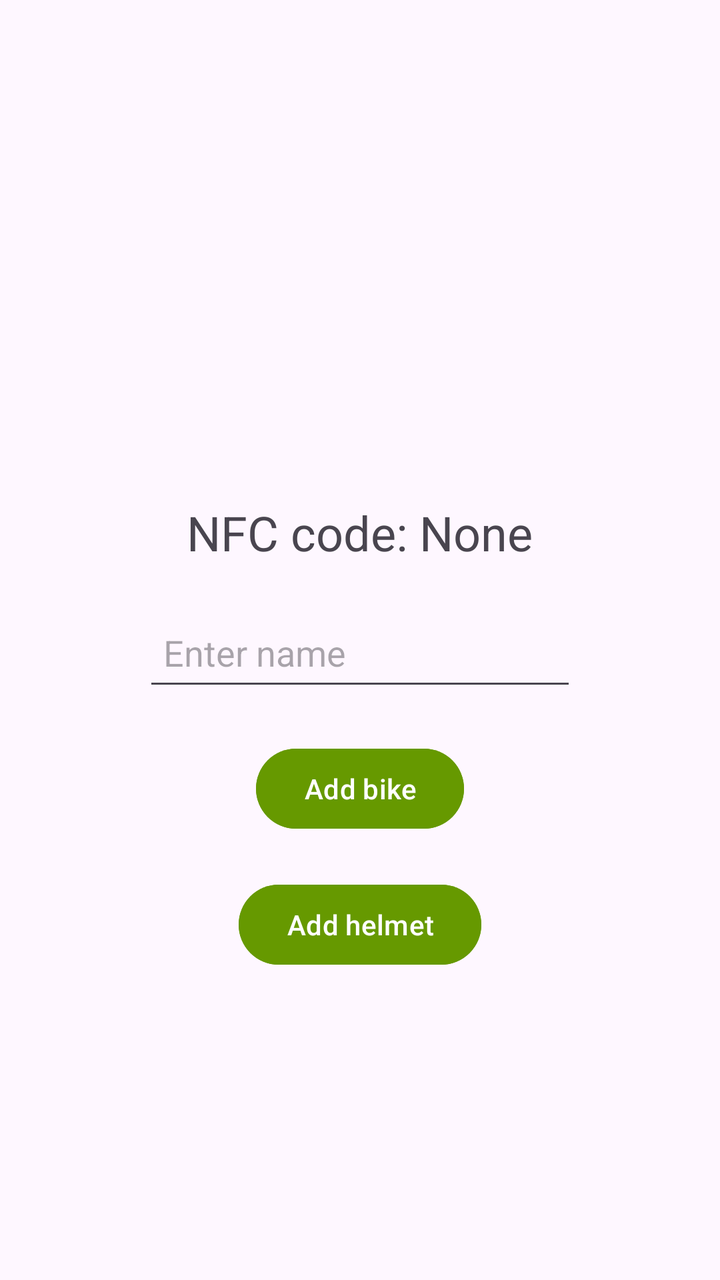
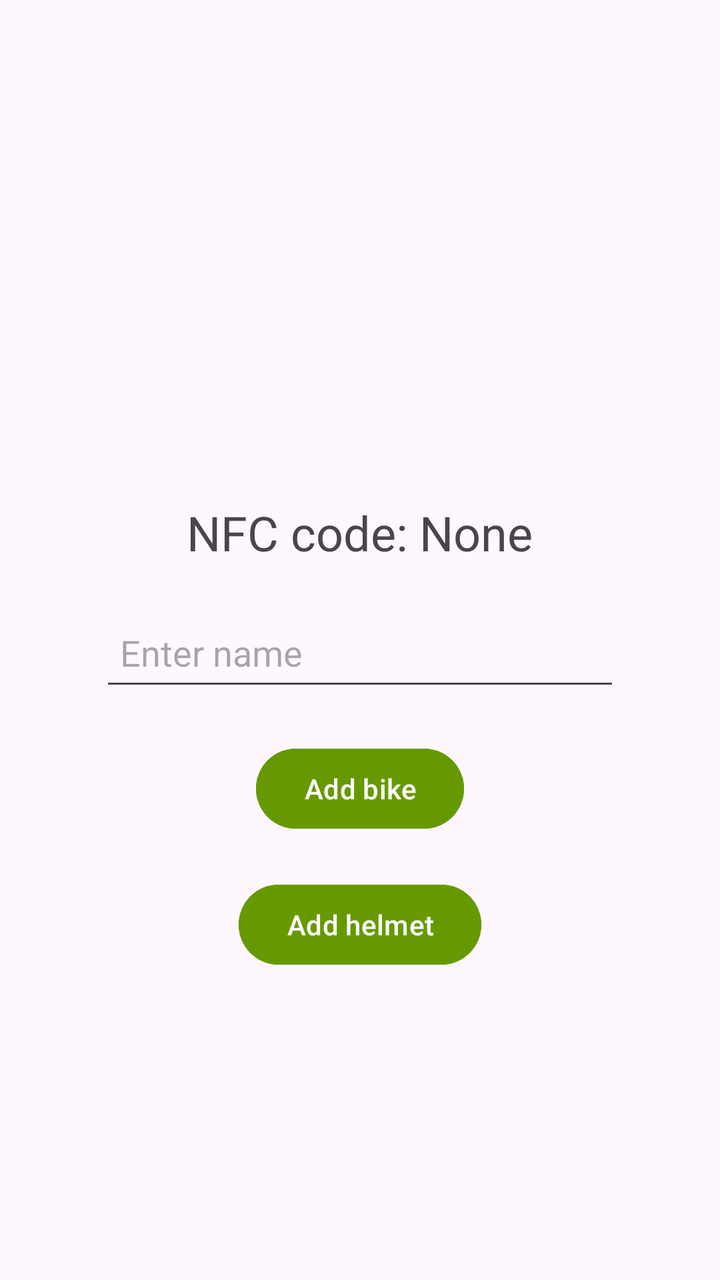

Compare the two renders of this Android layout. The source of the first and the diff that turns it into the second are given below.
<!-- AndroidManifest.xml: application theme Theme.NFCReader -->
<!-- res/layout/activity_add_bike.xml -->
<ScrollView
    xmlns:android="http://schemas.android.com/apk/res/android"
    android:layout_width="match_parent"
    android:layout_height="match_parent">

    <RelativeLayout
        android:layout_width="match_parent"
        android:layout_height="wrap_content">

        <TextView
            android:id="@+id/nfcTextView"
            android:layout_width="wrap_content"
            android:layout_height="wrap_content"
            android:text="NFC code: None"
            android:textSize="24sp"
            android:layout_marginTop="250dp"
            android:layout_centerHorizontal="true" />

        <EditText
            android:id="@+id/bikeNameEditText"
            android:layout_width="650px"
            android:layout_height="wrap_content"
            android:layout_below="@id/nfcTextView"
            android:layout_centerHorizontal="true"
            android:layout_marginTop="20dp"
            android:hint="Enter name"
            android:minHeight="48dp"
            android:padding="10dp"
            android:textSize="18sp" />

        <Button
            android:id="@+id/addButton"
            android:layout_width="wrap_content"
            android:layout_height="wrap_content"
            android:text="Add bike"
            android:layout_below="@id/bikeNameEditText"
            android:layout_marginTop="20dp"
            android:layout_centerHorizontal="true"
            android:textColor="@android:color/white"
            android:backgroundTint="@android:color/holo_green_dark"/>

        <Button
            android:id="@+id/addHelmetButton"
            android:layout_width="wrap_content"
            android:layout_height="wrap_content"
            android:text="Add helmet"
            android:layout_below="@id/addButton"
            android:layout_marginTop="20dp"
            android:layout_centerHorizontal="true"
            android:textColor="@android:color/white"
            android:backgroundTint="@android:color/holo_green_dark"/>

    </RelativeLayout>
</ScrollView>
<!-- resources referenced by this layout -->
<resources>
  <style name="Theme.NFCReader" parent="Base.Theme.NFCReader" />
  <style name="Base.Theme.NFCReader" parent="Theme.Material3.DayNight.NoActionBar">
          
          
      </style>
</resources>

<!-- the commit's change to res/layout/activity_add_bike.xml (unified diff, before → after) -->
@@ -1,5 +1,6 @@
 <ScrollView
     xmlns:android="http://schemas.android.com/apk/res/android"
+    xmlns:tools="http://schemas.android.com/tools"
     android:layout_width="match_parent"
     android:layout_height="match_parent">
 
@@ -14,41 +15,46 @@
             android:text="NFC code: None"
             android:textSize="24sp"
             android:layout_marginTop="250dp"
-            android:layout_centerHorizontal="true" />
+            android:layout_centerHorizontal="true"
+            tools:ignore="HardcodedText" />
 
         <EditText
             android:id="@+id/bikeNameEditText"
-            android:layout_width="650px"
+            android:layout_width="260dp"
             android:layout_height="wrap_content"
             android:layout_below="@id/nfcTextView"
             android:layout_centerHorizontal="true"
             android:layout_marginTop="20dp"
+            android:autofillHints="Enter name"
             android:hint="Enter name"
             android:minHeight="48dp"
             android:padding="10dp"
-            android:textSize="18sp" />
+            android:textSize="18sp"
+            tools:ignore="HardcodedText,TextFields,TextContrastCheck" />
 
         <Button
             android:id="@+id/addButton"
             android:layout_width="wrap_content"
             android:layout_height="wrap_content"
+            android:layout_below="@id/bikeNameEditText"
+            android:layout_centerHorizontal="true"
+            android:layout_marginTop="20dp"
+            android:backgroundTint="@android:color/holo_green_dark"
             android:text="Add bike"
-            android:layout_below="@id/bikeNameEditText"
-            android:layout_marginTop="20dp"
-            android:layout_centerHorizontal="true"
             android:textColor="@android:color/white"
-            android:backgroundTint="@android:color/holo_green_dark"/>
+            tools:ignore="HardcodedText,TextContrastCheck" />
 
         <Button
             android:id="@+id/addHelmetButton"
             android:layout_width="wrap_content"
             android:layout_height="wrap_content"
+            android:layout_below="@id/addButton"
+            android:layout_centerHorizontal="true"
+            android:layout_marginTop="20dp"
+            android:backgroundTint="@android:color/holo_green_dark"
             android:text="Add helmet"
-            android:layout_below="@id/addButton"
-            android:layout_marginTop="20dp"
-            android:layout_centerHorizontal="true"
             android:textColor="@android:color/white"
-            android:backgroundTint="@android:color/holo_green_dark"/>
+            tools:ignore="HardcodedText,TextContrastCheck" />
 
     </RelativeLayout>
 </ScrollView>
